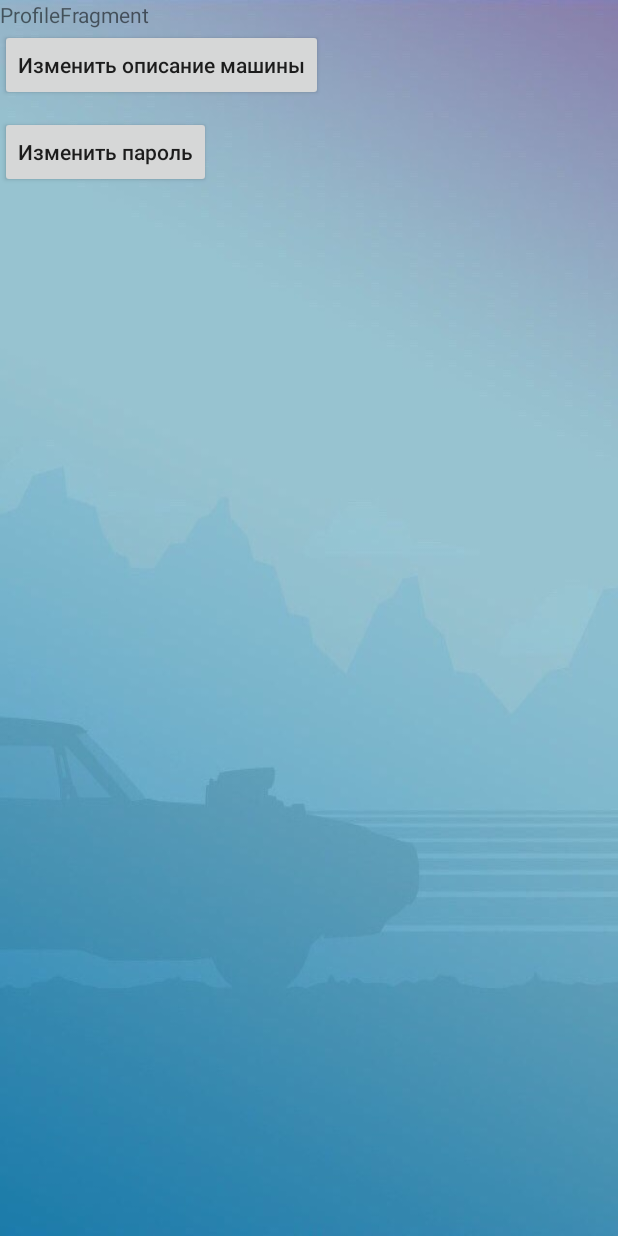
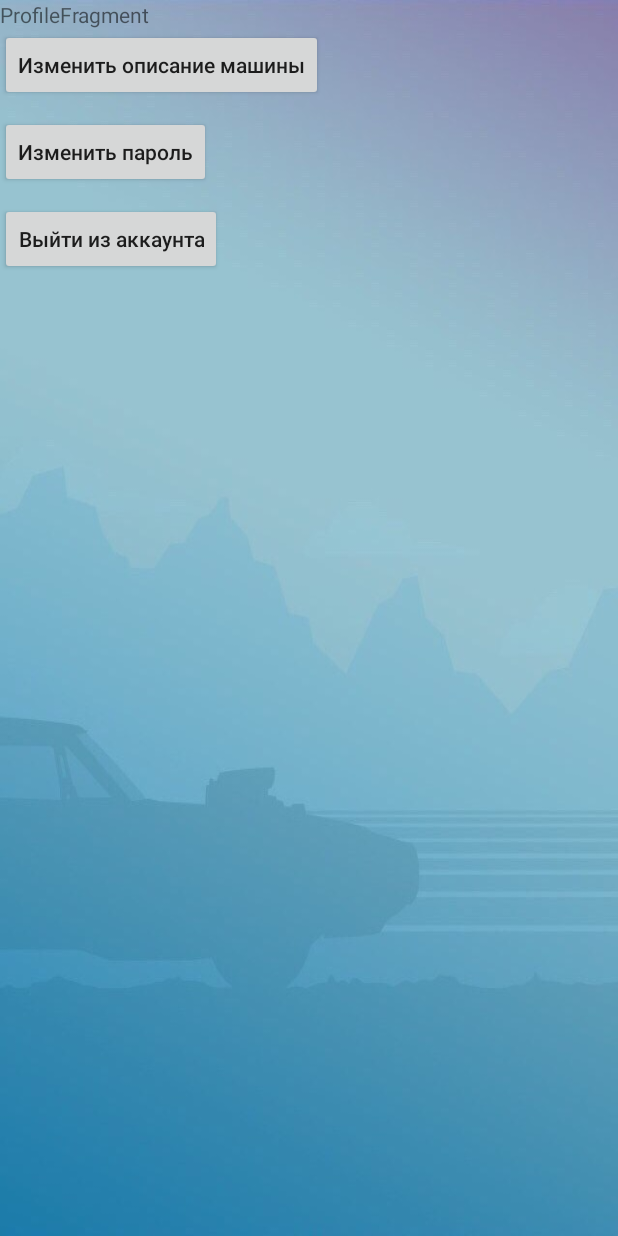
Before and after one commit to Dima2407/smapl, an Android app: the fragment ProfileFragment shown on its own in the app's theme, on a phone screen of 412 x 824 dp. Run offline under Robolectric (Android 15) with nearby library versions, the phone set to English and light mode, and no system bars; libraries missing offline, so code that uses them is left out: com.crashlytics.android, io.fabric.sdk; 1 statement that could not run was skipped.

Commit message:
Added navigation between fragments Login, Registration, AboutYourself and LoadCar. Added button Logout.

```diff
--- a/app/src/main/java/com/smapl_android/ui/fragments/LoadCarPhotoFragment.java
+++ b/app/src/main/java/com/smapl_android/ui/fragments/LoadCarPhotoFragment.java
@@ -37,7 +37,7 @@ import de.hdodenhof.circleimageview.CircleImageView;
 
 public class LoadCarPhotoFragment extends BaseFragment {
 
-    private static final String TAG = LoadCarPhotoFragment.class.getSimpleName();
+    public static final String TAG = LoadCarPhotoFragment.class.getSimpleName();
     private RelativeLayout imgLayout;
     private UserInfoViewModel user;
     private CircleImageView circleImageView;
@@ -163,9 +163,7 @@ public class LoadCarPhotoFragment extends BaseFragment {
 
         MainScreenFragment mainScreenFragment = new MainScreenFragment();
 
-        getActivity().getSupportFragmentManager().beginTransaction()
-                .replace(android.R.id.content, mainScreenFragment)
-                .commit();
+        getCoreActivity().replaceContent(mainScreenFragment);
     }
 
 
--- a/app/src/main/java/com/smapl_android/ui/fragments/ProfileFragment.java
+++ b/app/src/main/java/com/smapl_android/ui/fragments/ProfileFragment.java
@@ -34,5 +34,13 @@ public class ProfileFragment extends BaseFragment {
                 getCoreActivity().replaceContentWithHistory(new ChangePasswordFragment());
             }
         });
+
+        view.findViewById(R.id.btn_logout).setOnClickListener(new View.OnClickListener() {
+            @Override
+            public void onClick(View v) {
+                getCoreService().logout();
+                getCoreActivity().replaceContent(new LoginFragment());
+            }
+        });
     }
 }
--- a/app/src/main/java/com/smapl_android/ui/fragments/RegistrationFragment.java
+++ b/app/src/main/java/com/smapl_android/ui/fragments/RegistrationFragment.java
@@ -19,6 +19,7 @@ import com.smapl_android.ui.base.BaseFragment;
 
 public class RegistrationFragment extends BaseFragment {
 
+    public static final String TAG = RegistrationFragment.class.getSimpleName();
     private Presenter presenter = new Presenter();
     private UserInfoViewModel userInfoViewModel;
 
@@ -54,7 +55,10 @@ public class RegistrationFragment extends BaseFragment {
             bundle.putString("password", password);
             aboutYourselfFragment.setArguments(bundle);
 
-            getCoreActivity().replaceContentWithHistory(aboutYourselfFragment);
+            getActivity().getSupportFragmentManager().beginTransaction()
+                    .addToBackStack(null)
+                    .add(android.R.id.content, aboutYourselfFragment, AboutYourselfFragment.TAG)
+                    .commit();
         }
     }
 }
--- a/app/src/main/res/layout/fragment_profile.xml
+++ b/app/src/main/res/layout/fragment_profile.xml
@@ -25,4 +25,12 @@
         android:layout_width="wrap_content"
         android:layout_height="wrap_content" />
 
+    <Button
+        android:id="@+id/btn_logout"
+        android:layout_marginTop="10dp"
+        android:text="@string/logout"
+        android:textAllCaps="false"
+        android:layout_width="wrap_content"
+        android:layout_height="wrap_content" />
+
 </LinearLayout>
--- a/app/src/main/res/values/strings.xml
+++ b/app/src/main/res/values/strings.xml
@@ -59,6 +59,7 @@
     <string name="error_empty_car_model">Введите модель автомобиля</string>
     <string name="error_empty_car_year">Введите год выпуска автомобиля</string>
     <string name="error_incorrect_car_year">Вы ввели некорректный год выпуска автомобиля</string>
+    <string name="logout">Выйти из аккаунта</string>
 
     <string-array name="age">
         <item>18</item>
```
Also changed, not shown: app/src/main/java/com/smapl_android/ui/activities/AuthActivity.java (+18 -1 lines), app/src/main/java/com/smapl_android/ui/base/CoreActivity.java (+26 -0 lines), app/src/main/java/com/smapl_android/ui/fragments/AboutYourselfFragment.java (+15 -10 lines), app/src/main/java/com/smapl_android/ui/fragments/LoginFragment.java (+7 -10 lines), app/src/main/java/com/smapl_android/ui/fragments/LoginMiniFragment.java (+2 -6 lines).
